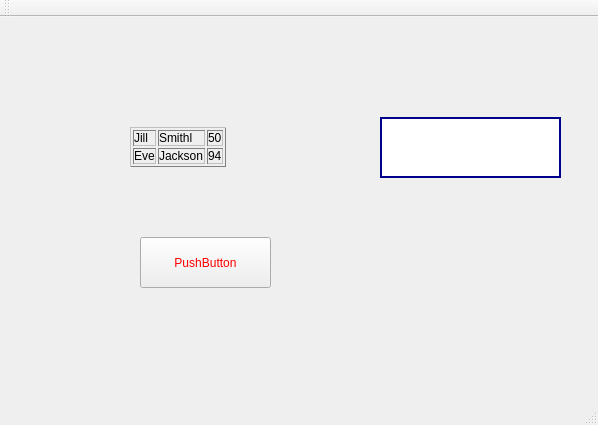
Qt form firstgui/mainwindow.ui (MacroGu/qtProject) before a commit.
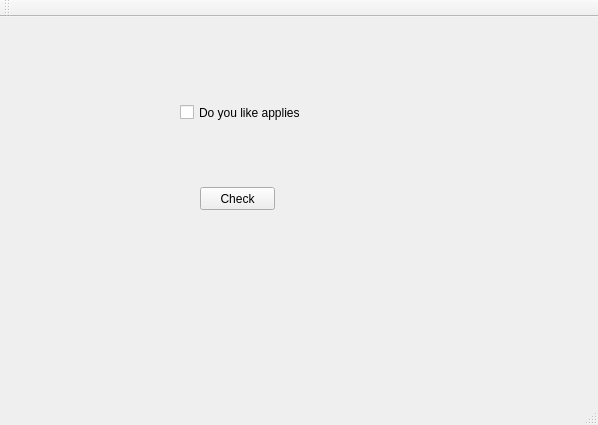
The same form after that commit. Icons and pictures are not drawn.

Commit message: add check box usage

Diff of the .ui file:
```diff
--- a/firstgui/mainwindow.ui
+++ b/firstgui/mainwindow.ui
@@ -17,63 +17,30 @@
    <string notr="true">background-image: url(:/img/img/1.jpg);</string>
   </property>
   <widget class="QWidget" name="centralWidget">
-   <widget class="QLabel" name="label">
+   <widget class="QCheckBox" name="checkBox">
     <property name="geometry">
      <rect>
-      <x>130</x>
-      <y>90</y>
-      <width>211</width>
-      <height>81</height>
+      <x>180</x>
+      <y>60</y>
+      <width>141</width>
+      <height>71</height>
      </rect>
     </property>
     <property name="text">
-     <string>&lt;table border=&quot;1&quot; style=&quot;width:100%&quot;&gt;
-&lt;tr&gt;
-  &lt;td&gt;Jill&lt;/td&gt;
-  &lt;td&gt;Smithl&lt;/td&gt;
-  &lt;td&gt;50&lt;/td&gt;
-&lt;/tr&gt;
-&lt;tr&gt;
-  &lt;td&gt;Eve&lt;/td&gt;
-  &lt;td&gt;Jackson&lt;/td&gt;
-  &lt;td&gt;94&lt;/td&gt;
-&lt;/tr&gt;
-&lt;/table&gt;
-</string>
+     <string>Do you like applies</string>
     </property>
    </widget>
    <widget class="QPushButton" name="pushButton">
     <property name="geometry">
      <rect>
-      <x>140</x>
-      <y>220</y>
-      <width>131</width>
-      <height>51</height>
+      <x>200</x>
+      <y>170</y>
+      <width>75</width>
+      <height>23</height>
      </rect>
     </property>
-    <property name="styleSheet">
-     <string notr="true">color:red;
-font:bold italic large &quot;Times New Roman&quot;;
-font-size:12px;
-</string>
-    </property>
     <property name="text">
-     <string>PushButton</string>
-    </property>
-   </widget>
-   <widget class="QLineEdit" name="lineEdit">
-    <property name="geometry">
-     <rect>
-      <x>380</x>
-      <y>100</y>
-      <width>181</width>
-      <height>61</height>
-     </rect>
-    </property>
-    <property name="styleSheet">
-     <string notr="true">border-width:2px;
-border-style:solid;
-border-color:darkblue;</string>
+     <string>Check</string>
     </property>
    </widget>
   </widget>
```
Left out of the diff: 2 changed lines with no effect on the pictures. The commit also changes 2 other files.
